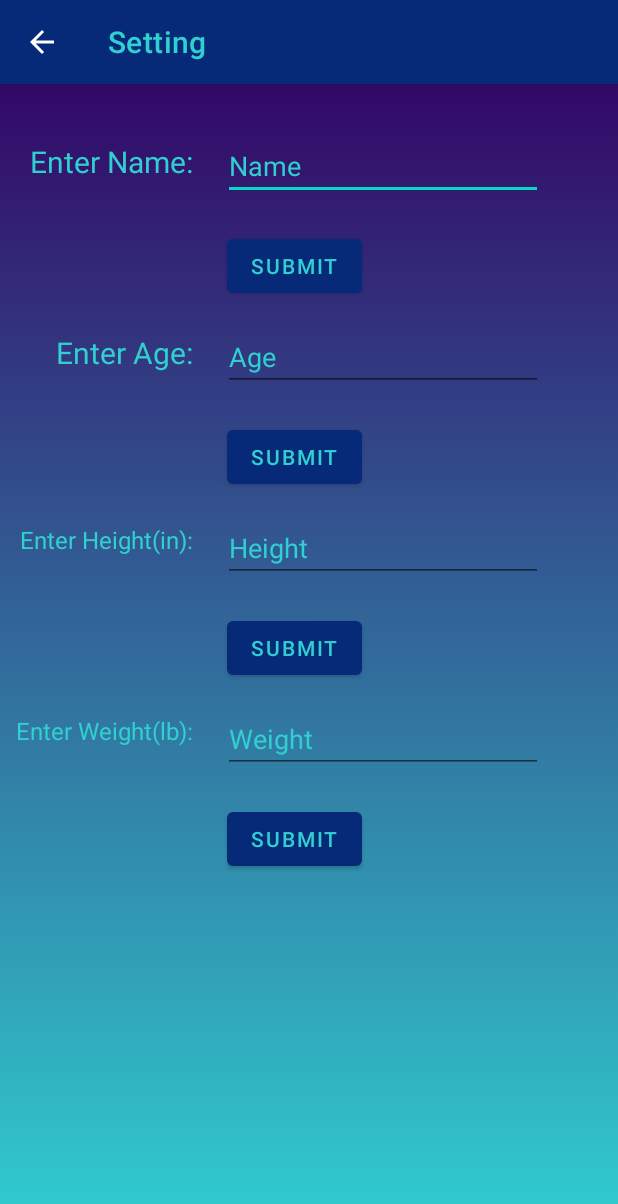
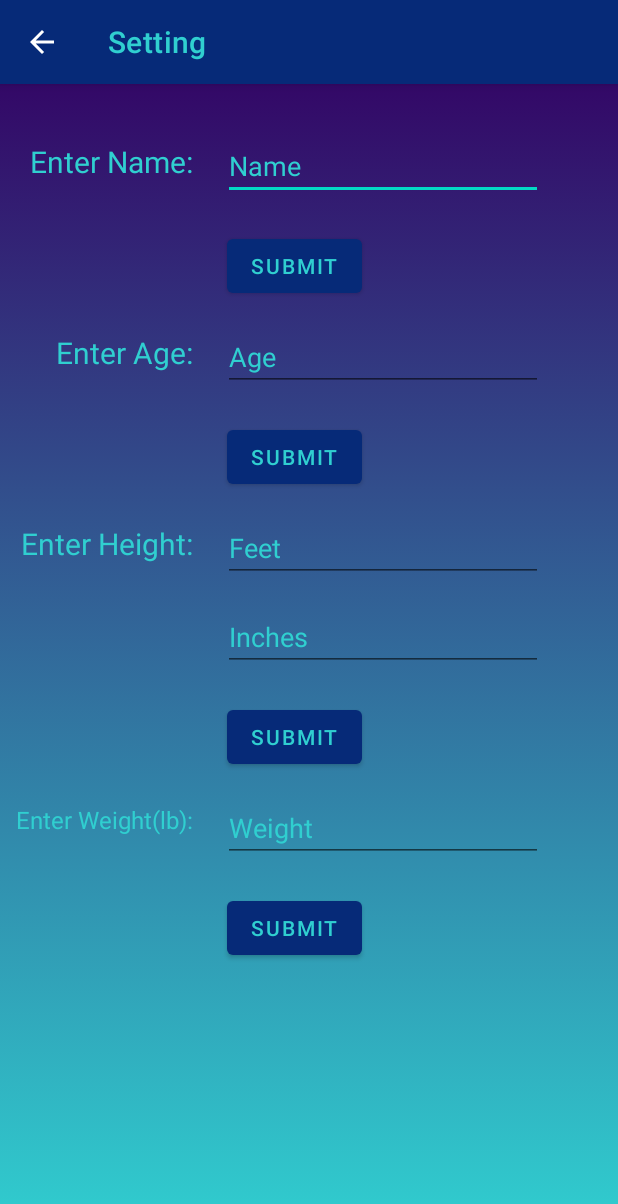
Before and after one commit to Shafi-Hassan/CalorieTracker, an Android app: the screen it shows after launch (MainActivity2), after a tap on an icon or button, on a phone screen of 412 x 824 dp. Shown: the top 1204 px of the screen. Run offline under Robolectric (Android 15) with nearby library versions, the phone set to English and light mode, and no system bars.

Commit message:
Separated height into feet and inches in settings for user readability and updated calulation

```diff
--- a/app/src/main/java/com/example/calorietracker/DailyIntakeStats.java
+++ b/app/src/main/java/com/example/calorietracker/DailyIntakeStats.java
@@ -11,6 +11,8 @@ public class DailyIntakeStats {
     private String name;
     private int age;
     private int height;
+    private int feet;
+    private int inch;
     private int weight;
     private double bmi;
     private double roundedBMI;
@@ -67,7 +69,9 @@ public class DailyIntakeStats {
 
     public int getAge() {return age; }
 
-    public int getHeight() {return height; }
+    public int getFeet() {return feet; }
+
+    public int getInch() {return inch;}
 
     public int getWeight() {return weight; }
 
@@ -79,12 +83,15 @@ public class DailyIntakeStats {
         this.age = age;
     }
 
-    public void addHeight(int height) { this.height = height; }
+    public void addFeet(int feet) { this.feet = feet; }
+
+    public void addInch(int inch){this.inch = inch;}
 
     public void addWeight(int weight) { this.weight = weight; }
     //method to calculate the BMI with weight and height
     //BMI formula is (kg) / [height (m)]^2
     public double calBMI(){
+        height = (feet * 12) + inch;
         double meters = (height /39.37);
         double metersSquared = (meters * meters);
         double kg = (weight/2.205);
--- a/app/src/main/res/layout/activity_main2.xml
+++ b/app/src/main/res/layout/activity_main2.xml
@@ -97,24 +97,39 @@
         android:layout_marginTop="20dp"
         android:text="@string/Eh"
         android:textColor="#30cfd0"
-        android:textSize="16sp"
+        android:textSize="20sp"
         app:layout_constraintRight_toRightOf="@+id/enterName"
         app:layout_constraintTop_toBottomOf="@+id/submitAge" />
 
     <EditText
-        android:id="@+id/editHeight"
+        android:id="@+id/editFeet"
         android:layout_width="wrap_content"
         android:layout_height="wrap_content"
         android:layout_marginStart="20dp"
         android:layout_marginTop="14dp"
         android:ems="10"
-        android:hint="@string/He"
+        android:hint="@string/feet"
         android:inputType="number"
         android:textColor="#30cfd0"
         android:textColorHint="#30cfd0"
+        app:layout_constraintLeft_toRightOf="@+id/enterHeight"
+        app:layout_constraintTop_toBottomOf="@+id/submitAge"
+        />
+    <EditText
+        android:id="@+id/editInch"
+        android:layout_width="wrap_content"
+        android:layout_height="wrap_content"
+        android:layout_marginStart="20dp"
+        android:layout_marginTop="14dp"
+        android:ems="10"
+        android:hint="@string/Inch"
+        android:inputType="number"
+        android:textColor="#30cfd0"
+        android:textColorHint="#30cfd0"
+        app:layout_constraintLeft_toRightOf="@+id/enterHeight"
+        app:layout_constraintTop_toBottomOf="@+id/editFeet"
+        />
 
-        app:layout_constraintLeft_toRightOf="@+id/enterHeight"
-        app:layout_constraintTop_toBottomOf="@+id/submitAge" />
 
     <Button
         android:id="@+id/submitHeight"
@@ -126,7 +141,7 @@
         app:layout_constraintHorizontal_bias="0.47"
         app:layout_constraintLeft_toLeftOf="parent"
         app:layout_constraintRight_toRightOf="parent"
-        app:layout_constraintTop_toBottomOf="@+id/editHeight" />
+        app:layout_constraintTop_toBottomOf="@+id/editInch" />
 
     <TextView
         android:id="@+id/enterWeight"
--- a/app/src/main/res/values/strings.xml
+++ b/app/src/main/res/values/strings.xml
@@ -20,7 +20,7 @@
     <string name="Sub">Submit</string>
     <string name="EA">Enter Age:</string>
     <string name="age">Age</string>
-    <string name="Eh">Enter Height(in):</string>
+    <string name="Eh">Enter Height:</string>
     <string name="EW">Enter Weight(lb):</string>
     <string name="He">Height</string>
     <string name="We">Weight</string>
@@ -31,4 +31,7 @@
     <string name="Carb">Carbs</string>
     <string name="Calorie">Calories</string>
     <string name="BMI">BMI</string>
+    <string name="feet">Feet</string>
+    <string name="Inch">Inches</string>
+
 </resources>
```
Also changed, not shown: app/src/main/java/com/example/calorietracker/MainActivity2.java (+11 -6 lines).
